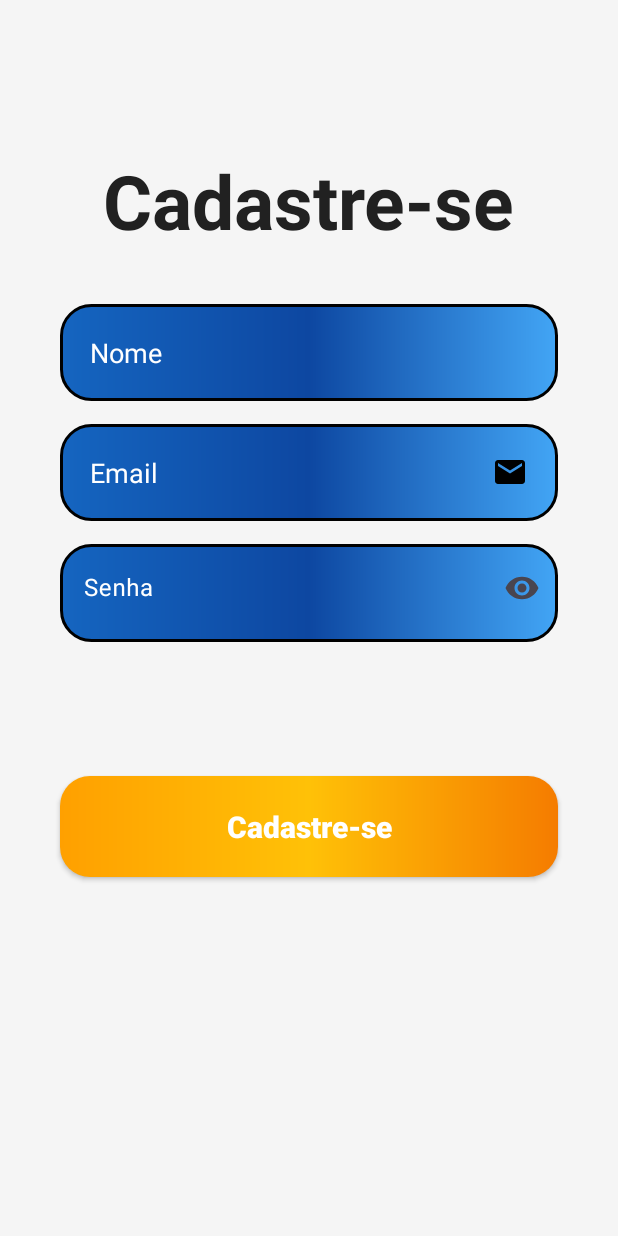
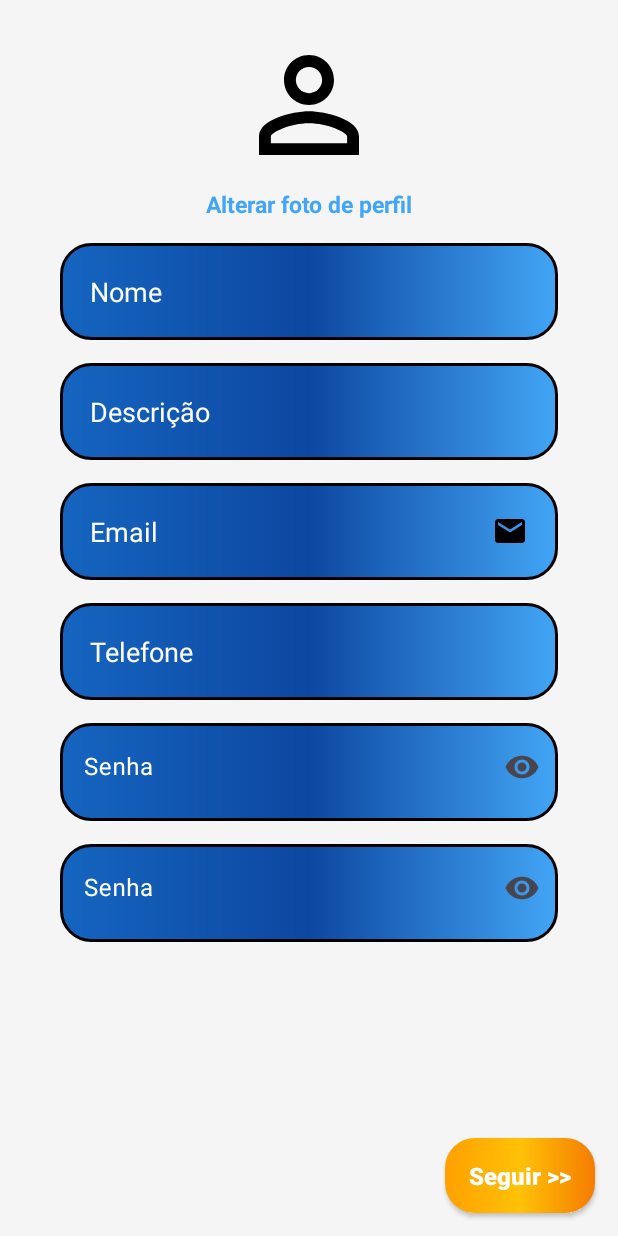
Before and after one commit to JoaoCarlos1908/App_Negocios, an Android app: the FormCadastro screen opened directly, with no data from a screen before it, on a phone screen of 412 x 824 dp. Run offline under Robolectric (Android 15) with nearby library versions, the phone set to English and light mode, and no system bars; our stand-ins replace Firebase (no records; nobody signed in at launch, a user with empty details on screens opened directly).

Commit message:
Adicição tel de seleção tipo conta e funcionalidades para seguir para próxima tela, tela de cadastro com pedido de dados do usurio com desiner completo, falta funcinalidades

```diff
--- /dev/null
+++ b/app/src/main/java/Class/Usuario.java
@@ -0,0 +1,4 @@
+package Class;
+
+public class Usuario {
+}
--- a/app/src/main/java/com/example/appnegocios/FormCadastro.java
+++ b/app/src/main/java/com/example/appnegocios/FormCadastro.java
@@ -1,7 +1,9 @@
 package com.example.appnegocios;
 
 import android.content.Context;
+import android.content.Intent;
 import android.graphics.Color;
+import android.net.Uri;
 import android.nfc.Tag;
 import android.os.Bundle;
 import android.os.Message;
@@ -10,8 +12,12 @@ import android.view.View;
 import android.view.inputmethod.InputMethodManager;
 import android.widget.Button;
 import android.widget.EditText;
+import android.widget.TextView;
 
 import androidx.activity.EdgeToEdge;
+import androidx.activity.result.ActivityResultLauncher;
+import androidx.activity.result.contract.ActivityResultContract;
+import androidx.activity.result.contract.ActivityResultContracts;
 import androidx.annotation.NonNull;
 import androidx.appcompat.app.AppCompatActivity;
 import androidx.core.graphics.Insets;
@@ -38,6 +44,7 @@ import java.util.Objects;
 public class FormCadastro extends AppCompatActivity {
 
     private EditText edit_nome, edit_email, edit_senha;
+    private TextView text_alterFoto;
     private Button bt_cadastrar;
     String[] menssagens = {"Preencha todos os campos", "Cadastro realizado com sucesso"};
     String usuarioID;
@@ -69,6 +76,13 @@ public class FormCadastro extends AppCompatActivity {
             }
         });
 
+        text_alterFoto.setOnClickListener(new View.OnClickListener() {
+            @Override
+            public void onClick(View v) {
+
+            }
+        });
+
         ViewCompat.setOnApplyWindowInsetsListener(findViewById(R.id.main), (v, insets) -> {
             Insets systemBars = insets.getInsets(WindowInsetsCompat.Type.systemBars());
             v.setPadding(systemBars.left, systemBars.top, systemBars.right, systemBars.bottom);
@@ -77,10 +91,11 @@ public class FormCadastro extends AppCompatActivity {
 
     }
     private void IniciarComponentes(){
+        text_alterFoto = findViewById(R.id.text_alterFoto);
         edit_nome = findViewById(R.id.edit_nome);
         edit_email  = findViewById(R.id.edit_email);
         edit_senha  = findViewById(R.id.edit_senha);
-        bt_cadastrar  = findViewById(R.id.bt_cadastrar);
+        bt_cadastrar  = findViewById(R.id.bt_seguir);
     }
     private void CadastrarUsuario(View v){
 
--- a/app/src/main/java/com/example/appnegocios/FormTipoConta.java
+++ b/app/src/main/java/com/example/appnegocios/FormTipoConta.java
@@ -1,6 +1,12 @@
 package com.example.appnegocios;
 
+import android.content.Intent;
+import android.graphics.Color;
 import android.os.Bundle;
+import android.view.View;
+import android.widget.Button;
+import android.widget.CheckBox;
+import android.widget.TextView;
 
 import androidx.activity.EdgeToEdge;
 import androidx.appcompat.app.AppCompatActivity;
@@ -8,17 +14,74 @@ import androidx.core.graphics.Insets;
 import androidx.core.view.ViewCompat;
 import androidx.core.view.WindowInsetsCompat;
 
+import com.google.android.material.snackbar.Snackbar;
+
 public class FormTipoConta extends AppCompatActivity {
+
+
+    private CheckBox cb_empreendimento, cb_cliente;
+    private TextView desc_conta;
+    private Button bt_seguir;
 
     @Override
     protected void onCreate(Bundle savedInstanceState) {
         super.onCreate(savedInstanceState);
         EdgeToEdge.enable(this);
         setContentView(R.layout.activity_form_tipo_conta);
+
+        IniciarComponentes();
+
+        cb_empreendimento.setOnClickListener(new View.OnClickListener() {
+            @Override
+            public void onClick(View v) {
+                if(cb_empreendimento.isChecked()){
+                    cb_cliente.setChecked(false);
+                    desc_conta.setText(getText(R.string.descricao_conta_empreendedora));
+                } else{
+                    desc_conta.setText(getText(R.string.aviso_tipoConta));
+                }
+            }
+        });
+
+        cb_cliente.setOnClickListener(new View.OnClickListener() {
+            @Override
+            public void onClick(View v) {
+                if(cb_cliente.isChecked()){
+                    cb_empreendimento.setChecked(false);
+                    desc_conta.setText(getText(R.string.descricao_conta_cliente));
+                } else{
+                    desc_conta.setText(getText(R.string.aviso_tipoConta));
+                }
+            }
+        });
+
+        bt_seguir.setOnClickListener(new View.OnClickListener() {
+            @Override
+            public void onClick(View v) {
+                if (!cb_empreendimento.isChecked() && !cb_cliente.isChecked()){
+                    Snackbar snackbar = Snackbar.make(v, "Selecione uma das opções para continuar", Snackbar.LENGTH_SHORT);
+                    snackbar.setBackgroundTint(Color.RED);
+                    snackbar.setTextColor(Color.WHITE);
+                    snackbar.show();
+                }else{
+                    Intent intent = new Intent(FormTipoConta.this, FormCadastro.class);
+                    startActivity(intent);
+                }
+            }
+        });
+
         ViewCompat.setOnApplyWindowInsetsListener(findViewById(R.id.main), (v, insets) -> {
             Insets systemBars = insets.getInsets(WindowInsetsCompat.Type.systemBars());
             v.setPadding(systemBars.left, systemBars.top, systemBars.right, systemBars.bottom);
             return insets;
         });
     }
+
+    private void IniciarComponentes(){
+        cb_empreendimento = findViewById(R.id.cb_empreendedora);
+        cb_cliente = findViewById(R.id.cb_cliente);
+        desc_conta = findViewById(R.id.text_descricao_conta);
+        bt_seguir = findViewById(R.id.bt_seguir);
+    }
+
 }
--- a/app/src/main/res/layout/activity_form_cadastro.xml
+++ b/app/src/main/res/layout/activity_form_cadastro.xml
@@ -15,24 +15,27 @@
     android:background="@drawable/backgroud"
     tools:context=".FormCadastro">
 
-    <TextView
-        android:id="@+id/title_cadastrese"
-        android:layout_width="wrap_content"
-        android:layout_height="wrap_content"
-        android:text="@string/title_cadastro"
-        android:textSize="50sp"
-        android:textColor="#212121"
-        android:textStyle="bold"
-        android:layout_marginTop="100dp"
+    <ImageView
+        android:id="@+id/iconUser"
+        android:layout_width="100dp"
+        android:layout_height="100dp"
+        android:src="@drawable/ic_user"
         app:layout_constraintStart_toStartOf="parent"
         app:layout_constraintEnd_toEndOf="parent"
         app:layout_constraintTop_toTopOf="parent"
+        android:layout_margin="20dp"
         />
 
-    <View
-        android:id="@+id/conteinerConponentes"
-        style="@style/ConteinerComponents"
-        app:layout_constraintTop_toBottomOf="@+id/title_cadastrese"
+    <TextView
+        android:id="@+id/text_alterFoto"
+        android:layout_width="wrap_content"
+        android:layout_height="wrap_content"
+        android:text="Alterar foto de perfil"
+        android:layout_marginTop="5dp"
+        android:textSize="15sp"
+        android:textColor="@color/blue_light"
+        android:textStyle="bold"
+        app:layout_constraintTop_toBottomOf="@+id/iconUser"
         app:layout_constraintStart_toStartOf="parent"
         app:layout_constraintEnd_toEndOf="parent"
         />
@@ -44,9 +47,21 @@
         android:inputType="text"
         android:textColorHint="@color/white"
         android:textColor="@color/white"
-        app:layout_constraintTop_toTopOf="@+id/conteinerConponentes"
-        app:layout_constraintStart_toStartOf="@+id/conteinerConponentes"
-        app:layout_constraintEnd_toEndOf="@+id/conteinerConponentes"
+        app:layout_constraintTop_toBottomOf="@+id/text_alterFoto"
+        app:layout_constraintStart_toStartOf="parent"
+        app:layout_constraintEnd_toEndOf="parent"
+        />
+
+    <EditText
+        android:id="@+id/edit_descricao"
+        style="@style/edit_text"
+        android:hint="Descrição"
+        android:textColor="@color/white"
+        android:textColorHint="@color/white"
+        android:maxLines="6"
+        app:layout_constraintStart_toStartOf="parent"
+        app:layout_constraintEnd_toEndOf="parent"
+        app:layout_constraintTop_toBottomOf="@+id/edit_nome"
         />
 
     <EditText
@@ -57,9 +72,20 @@
         android:textColorHint="@color/white"
         android:inputType="textEmailAddress"
         android:drawableEnd="@drawable/ic_email"
-        app:layout_constraintStart_toStartOf="@+id/conteinerConponentes"
-        app:layout_constraintEnd_toEndOf="@+id/conteinerConponentes"
-        app:layout_constraintTop_toBottomOf="@+id/edit_nome"
+        app:layout_constraintStart_toStartOf="parent"
+        app:layout_constraintEnd_toEndOf="parent"
+        app:layout_constraintTop_toBottomOf="@+id/edit_descricao"
+        />
+
+    <EditText
+        android:id="@+id/edit_telefone"
+        style="@style/edit_text"
+        android:hint="Telefone"
+        android:textColor="@color/white"
+        android:textColorHint="@color/white"
+        app:layout_constraintStart_toStartOf="parent"
+        app:layout_constraintEnd_toEndOf="parent"
+        app:layout_constraintTop_toBottomOf="@+id/edit_email"
         />
 
     <com.google.android.material.textfield.TextInputLayout
@@ -67,9 +93,11 @@
         app:endIconMode="password_toggle"
         android:hint="Senha"
         style="@style/layout_senha"
-        app:layout_constraintStart_toStartOf="@+id/conteinerConponentes"
-        app:layout_constraintEnd_toEndOf="@+id/conteinerConponentes"
-        app:layout_constraintTop_toBottomOf="@+id/edit_email">
+        android:layout_marginStart="40dp"
+        android:layout_marginEnd="40dp"
+        app:layout_constraintStart_toStartOf="parent"
+        app:layout_constraintEnd_toEndOf="parent"
+        app:layout_constraintTop_toBottomOf="@+id/edit_telefone">
 
         <com.google.android.material.textfield.TextInputEditText
             android:id="@+id/edit_senha"
@@ -82,14 +110,34 @@
             android:textColorHint="@color/white"/>
     </com.google.android.material.textfield.TextInputLayout>
 
-    <androidx.appcompat.widget.AppCompatButton
-        android:id="@+id/bt_cadastrar"
-        style="@style/button"
-        android:text="@string/title_cadastro"
-        android:layout_marginTop="30dp"
-        app:layout_constraintTop_toBottomOf="@+id/conteinerConponentes"
+    <com.google.android.material.textfield.TextInputLayout
+        android:id="@+id/layout_confirme_senha"
+        app:endIconMode="password_toggle"
+        android:hint="Senha"
+        style="@style/layout_senha"
+        android:layout_marginStart="40dp"
+        android:layout_marginEnd="40dp"
         app:layout_constraintStart_toStartOf="parent"
         app:layout_constraintEnd_toEndOf="parent"
+        app:layout_constraintTop_toBottomOf="@+id/layout_senha">
+
+        <com.google.android.material.textfield.TextInputEditText
+            android:id="@+id/edit_confirme_senha"
+            android:background="@android:color/transparent"
+            android:layout_width="match_parent"
+            android:layout_height="wrap_content"
+            android:padding="12dp"
+            android:inputType="textPassword"
+            android:textColor="@color/white"
+            android:textColorHint="@color/white"/>
+    </com.google.android.material.textfield.TextInputLayout>
+
+    <androidx.appcompat.widget.AppCompatButton
+        android:id="@+id/bt_seguir"
+        style="@style/smallButton"
+        android:text="Seguir >>"
+        app:layout_constraintEnd_toEndOf="parent"
+        app:layout_constraintBottom_toBottomOf="parent"
         />
 
 </androidx.constraintlayout.widget.ConstraintLayout>
--- a/app/src/main/res/layout/activity_form_tipo_conta.xml
+++ b/app/src/main/res/layout/activity_form_tipo_conta.xml
@@ -69,7 +69,7 @@
             android:layout_width="0dp"
             android:layout_height="wrap_content"
             android:layout_margin="10dp"
-            android:text="@string/descricao_conta_cliente"
+            android:text="@string/aviso_tipoConta"
             android:textSize="18sp"
             android:textColor="#212121"
             android:textStyle="bold"
--- a/app/src/main/res/values/strings.xml
+++ b/app/src/main/res/values/strings.xml
@@ -38,4 +38,5 @@
                                                 \n• Receber notificações de promoções, eventos ou atualizações (opcional)
 
                                                 \n\nO cadastro exige informações como nome completo, e-mail, telefone para contato e localização de seu município.</string>
+    <string name="aviso_tipoConta">Selecione uma das opções acima para continuar</string>
 </resources>
```
